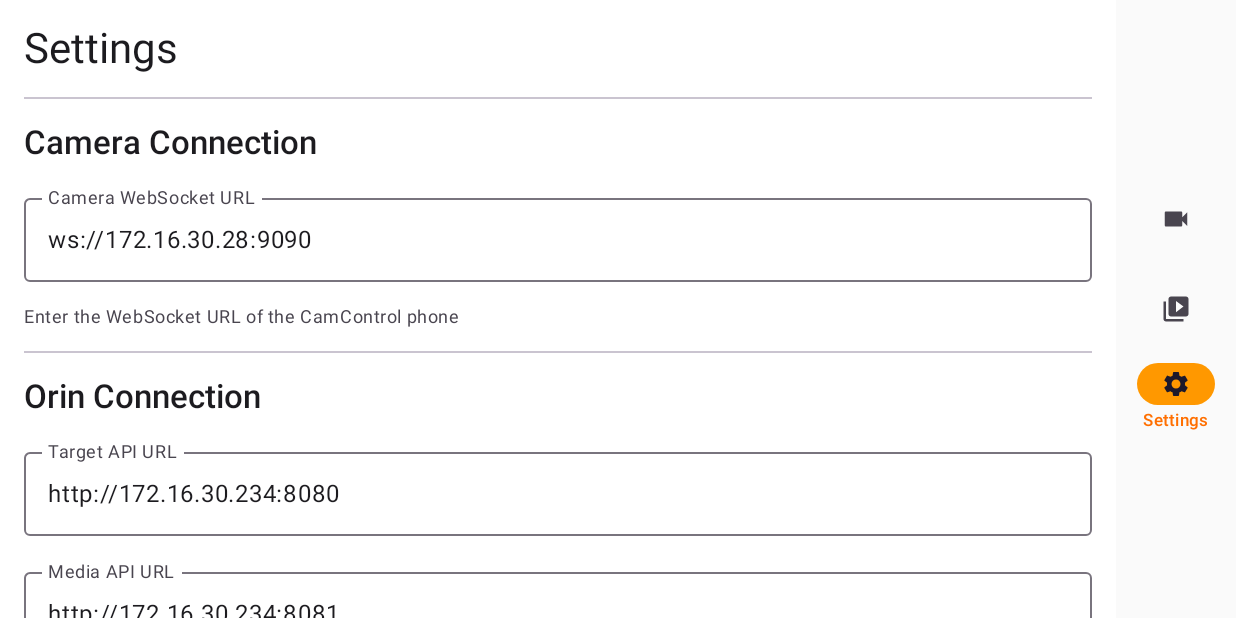
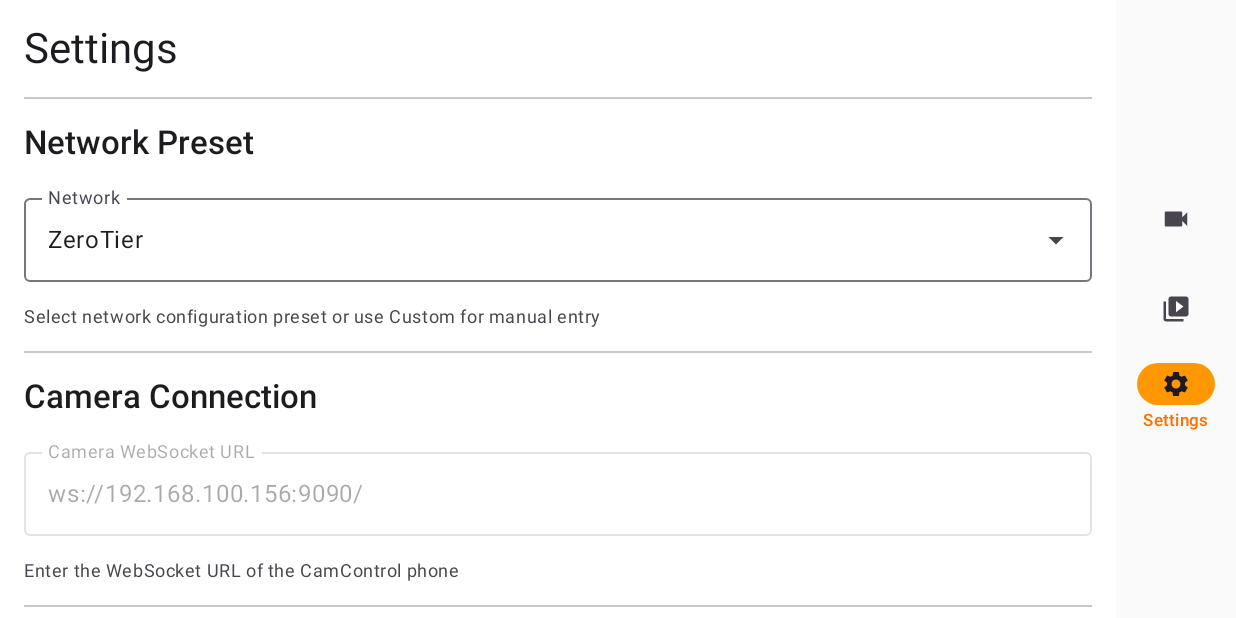
Before and after one commit to phoenixjyb/videoFromAndroid, an Android app built with Jetpack Compose: the screen it shows after launch (MainActivity), tab 3 chosen, on a phone screen of 824 x 412 dp (held sideways). Run offline under Robolectric (Android 15) with nearby library versions, the light colour scheme and no system bars; our stand-ins replace Dagger/Hilt's generated code; pictures from the network do not load; 1 statement that could not run was skipped.

Commit message:
feat: add multi-network configuration support (ZeroTier & T8Space)
Add comprehensive network configuration system supporting two network presets:

ZeroTier VPN Network:
- Orin: 192.168.100.150
- Phone (S23+): 192.168.100.156
- Tablet: 192.168.100.159

T8Space WiFi Hotspot:
- Orin: 172.16.30.234
- Phone (S23+): 172.16.30.28
- Tablet: 172.16.30.199

Changes:
- config/: New network configuration system
  * network_config.py - Python configuration loader
  * load_network_config.sh - Bash configuration loader
  * zerotier.env, t8space.env - Network presets

- CamViewer: Network preset selector in Settings
  * NetworkPreset enum with ZEROTIER/T8SPACE/CUSTOM options
  * Auto-configure URLs based on selected network
  * Dropdown menu for easy switching

- Orin scripts: Auto-load network configuration
  * start_all_services.sh uses NETWORK_CONFIG env var
  * Defaults to ZeroTier, supports T8Space via env

- Documentation: Updated with network information
  * README.md - Quick start with both networks
  * WIFI_ACCESS.md - Network configuration guide

Usage:
- Android: Settings → Network Preset → Select ZeroTier/T8Space
- Orin: NETWORK_CONFIG=t8space ./start_all_services.sh
- Desktop: Use appropriate IP based on active network

```diff
--- a/camviewer/src/main/java/com/example/camviewer/data/model/Models.kt
+++ b/camviewer/src/main/java/com/example/camviewer/data/model/Models.kt
@@ -94,12 +94,70 @@ data class TargetCoordinates(
 )
 
 /**
+ * Network preset options
+ */
+enum class NetworkPreset(
+    val displayName: String,
+    val phoneIp: String,
+    val orinIp: String,
+    val tabletIp: String
+) {
+    ZEROTIER(
+        displayName = "ZeroTier",
+        phoneIp = "192.168.100.156",
+        orinIp = "192.168.100.150",
+        tabletIp = "192.168.100.159"
+    ),
+    T8SPACE(
+        displayName = "T8Space",
+        phoneIp = "172.16.30.28",
+        orinIp = "172.16.30.234",
+        tabletIp = "172.16.30.199"
+    ),
+    CUSTOM(
+        displayName = "Custom",
+        phoneIp = "",
+        orinIp = "",
+        tabletIp = ""
+    );
+
+    companion object {
+        const val PHONE_WS_PORT = 9090
+        const val ORIN_TARGET_PORT = 8082
+        const val ORIN_MEDIA_PORT = 8081
+
+        fun fromName(name: String): NetworkPreset {
+            return values().find { it.name == name } ?: ZEROTIER
+        }
+    }
+
+    fun getPhoneVideoUrl(): String = "ws://$phoneIp:$PHONE_WS_PORT/"
+    fun getPhoneControlUrl(): String = "ws://$phoneIp:$PHONE_WS_PORT/control"
+    fun getOrinTargetUrl(): String = "http://$orinIp:$ORIN_TARGET_PORT"
+    fun getOrinMediaUrl(): String = "http://$orinIp:$ORIN_MEDIA_PORT"
+}
+
+/**
  * Settings/preferences data
  */
 data class AppSettings(
-    val cameraUrl: String = "ws://172.16.30.28:9090",
-    val orinTargetUrl: String = "http://172.16.30.234:8080",
-    val orinMediaUrl: String = "http://172.16.30.234:8081",
-    val phoneControlHost: String = "172.16.30.28",  // Phone IP for camera control commands
+    val networkPreset: NetworkPreset = NetworkPreset.ZEROTIER,
+    val cameraUrl: String = NetworkPreset.ZEROTIER.getPhoneVideoUrl(),
+    val orinTargetUrl: String = NetworkPreset.ZEROTIER.getOrinTargetUrl(),
+    val orinMediaUrl: String = NetworkPreset.ZEROTIER.getOrinMediaUrl(),
+    val phoneControlHost: String = NetworkPreset.ZEROTIER.phoneIp,
     val developerModeEnabled: Boolean = false
-)
+) {
+    companion object {
+        fun fromPreset(preset: NetworkPreset, developerModeEnabled: Boolean = false): AppSettings {
+            return AppSettings(
+                networkPreset = preset,
+                cameraUrl = preset.getPhoneVideoUrl(),
+                orinTargetUrl = preset.getOrinTargetUrl(),
+                orinMediaUrl = preset.getOrinMediaUrl(),
+                phoneControlHost = preset.phoneIp,
+                developerModeEnabled = developerModeEnabled
+            )
+        }
+    }
+}
--- a/camviewer/src/main/java/com/example/camviewer/data/repository/SettingsRepository.kt
+++ b/camviewer/src/main/java/com/example/camviewer/data/repository/SettingsRepository.kt
@@ -6,6 +6,7 @@ import androidx.datastore.preferences.core.booleanPreferencesKey
 import androidx.datastore.preferences.core.edit
 import androidx.datastore.preferences.core.stringPreferencesKey
 import com.example.camviewer.data.model.AppSettings
+import com.example.camviewer.data.model.NetworkPreset
 import kotlinx.coroutines.flow.Flow
 import kotlinx.coroutines.flow.map
 import javax.inject.Inject
@@ -16,6 +17,7 @@ class SettingsRepository @Inject constructor(
     private val dataStore: DataStore<Preferences>
 ) {
     private object PreferencesKeys {
+        val NETWORK_PRESET = stringPreferencesKey("network_preset")
         val CAMERA_URL = stringPreferencesKey("camera_url")
         val ORIN_TARGET_URL = stringPreferencesKey("orin_target_url")
         val ORIN_MEDIA_URL = stringPreferencesKey("orin_media_url")
@@ -24,22 +26,39 @@ class SettingsRepository @Inject constructor(
     }
 
     val settings: Flow<AppSettings> = dataStore.data.map { preferences ->
+        val presetName = preferences[PreferencesKeys.NETWORK_PRESET] ?: NetworkPreset.ZEROTIER.name
+        val preset = NetworkPreset.fromName(presetName)
+
         AppSettings(
-            cameraUrl = preferences[PreferencesKeys.CAMERA_URL] ?: "ws://172.16.30.28:9090",
-            orinTargetUrl = preferences[PreferencesKeys.ORIN_TARGET_URL] ?: "http://172.16.30.234:8080",
-            orinMediaUrl = preferences[PreferencesKeys.ORIN_MEDIA_URL] ?: "http://172.16.30.234:8081",
-            phoneControlHost = preferences[PreferencesKeys.PHONE_CONTROL_HOST] ?: "172.16.30.28",
+            networkPreset = preset,
+            cameraUrl = preferences[PreferencesKeys.CAMERA_URL] ?: preset.getPhoneVideoUrl(),
+            orinTargetUrl = preferences[PreferencesKeys.ORIN_TARGET_URL] ?: preset.getOrinTargetUrl(),
+            orinMediaUrl = preferences[PreferencesKeys.ORIN_MEDIA_URL] ?: preset.getOrinMediaUrl(),
+            phoneControlHost = preferences[PreferencesKeys.PHONE_CONTROL_HOST] ?: preset.phoneIp,
             developerModeEnabled = preferences[PreferencesKeys.DEVELOPER_MODE] ?: false
         )
     }
 
     suspend fun updateSettings(settings: AppSettings) {
         dataStore.edit { preferences ->
+            preferences[PreferencesKeys.NETWORK_PRESET] = settings.networkPreset.name
             preferences[PreferencesKeys.CAMERA_URL] = settings.cameraUrl
             preferences[PreferencesKeys.ORIN_TARGET_URL] = settings.orinTargetUrl
             preferences[PreferencesKeys.ORIN_MEDIA_URL] = settings.orinMediaUrl
             preferences[PreferencesKeys.PHONE_CONTROL_HOST] = settings.phoneControlHost
             preferences[PreferencesKeys.DEVELOPER_MODE] = settings.developerModeEnabled
+        }
+    }
+
+    suspend fun applyNetworkPreset(preset: NetworkPreset) {
+        dataStore.edit { preferences ->
+            preferences[PreferencesKeys.NETWORK_PRESET] = preset.name
+            if (preset != NetworkPreset.CUSTOM) {
+                preferences[PreferencesKeys.CAMERA_URL] = preset.getPhoneVideoUrl()
+                preferences[PreferencesKeys.ORIN_TARGET_URL] = preset.getOrinTargetUrl()
+                preferences[PreferencesKeys.ORIN_MEDIA_URL] = preset.getOrinMediaUrl()
+                preferences[PreferencesKeys.PHONE_CONTROL_HOST] = preset.phoneIp
+            }
         }
     }
 
--- a/camviewer/src/main/java/com/example/camviewer/ui/screens/settings/SettingsScreen.kt
+++ b/camviewer/src/main/java/com/example/camviewer/ui/screens/settings/SettingsScreen.kt
@@ -11,6 +11,7 @@ import androidx.hilt.navigation.compose.hiltViewModel
 import androidx.lifecycle.ViewModel
 import androidx.lifecycle.viewModelScope
 import com.example.camviewer.data.model.AppSettings
+import com.example.camviewer.data.model.NetworkPreset
 import com.example.camviewer.data.repository.SettingsRepository
 import dagger.hilt.android.lifecycle.HiltViewModel
 import kotlinx.coroutines.flow.SharingStarted
@@ -36,6 +37,12 @@ class SettingsViewModel @Inject constructor(
             settingsRepository.updateSettings(settings)
         }
     }
+
+    fun applyNetworkPreset(preset: NetworkPreset) {
+        viewModelScope.launch {
+            settingsRepository.applyNetworkPreset(preset)
+        }
+    }
 }
 
 @OptIn(ExperimentalMaterial3Api::class)
@@ -45,6 +52,8 @@ fun SettingsScreen(
 ) {
     val settings by viewModel.settings.collectAsState()
 
+    var selectedPreset by remember { mutableStateOf(settings.networkPreset) }
+    var showPresetMenu by remember { mutableStateOf(false) }
     var cameraUrl by remember { mutableStateOf(settings.cameraUrl) }
     var orinTargetUrl by remember { mutableStateOf(settings.orinTargetUrl) }
     var orinMediaUrl by remember { mutableStateOf(settings.orinMediaUrl) }
@@ -53,6 +62,7 @@ fun SettingsScreen(
 
     // Update local state when settings change
     LaunchedEffect(settings) {
+        selectedPreset = settings.networkPreset
         cameraUrl = settings.cameraUrl
         orinTargetUrl = settings.orinTargetUrl
         orinMediaUrl = settings.orinMediaUrl
@@ -73,6 +83,64 @@ fun SettingsScreen(
 
         Divider()
 
+        // Network Preset Section
+        Text(
+            text = "Network Preset",
+            style = MaterialTheme.typography.titleLarge
+        )
+
+        ExposedDropdownMenuBox(
+            expanded = showPresetMenu,
+            onExpandedChange = { showPresetMenu = it }
+        ) {
+            OutlinedTextField(
+                value = selectedPreset.displayName,
+                onValueChange = {},
+                readOnly = true,
+                label = { Text("Network") },
+                trailingIcon = { ExposedDropdownMenuDefaults.TrailingIcon(expanded = showPresetMenu) },
+                modifier = Modifier
+                    .fillMaxWidth()
+                    .menuAnchor(),
+                colors = ExposedDropdownMenuDefaults.outlinedTextFieldColors()
+            )
+
+            ExposedDropdownMenu(
+                expanded = showPresetMenu,
+                onDismissRequest = { showPresetMenu = false }
+            ) {
+                NetworkPreset.values().forEach { preset ->
+                    DropdownMenuItem(
+                        text = {
+                            Column {
+                                Text(preset.displayName)
+                                if (preset != NetworkPreset.CUSTOM) {
+                                    Text(
+                                        text = "Phone: ${preset.phoneIp}, Orin: ${preset.orinIp}",
+                                        style = MaterialTheme.typography.bodySmall,
+                                        color = MaterialTheme.colorScheme.onSurfaceVariant
+                                    )
+                                }
+                            }
+                        },
+                        onClick = {
+                            selectedPreset = preset
+                            viewModel.applyNetworkPreset(preset)
+                            showPresetMenu = false
+                        }
+                    )
+                }
+            }
+        }
+
+        Text(
+            text = "Select network configuration preset or use Custom for manual entry",
+            style = MaterialTheme.typography.bodySmall,
+            color = MaterialTheme.colorScheme.onSurfaceVariant
+        )
+
+        Divider()
+
         // Camera Connection Section
         Text(
             text = "Camera Connection",
@@ -81,11 +149,15 @@ fun SettingsScreen(
 
         OutlinedTextField(
             value = cameraUrl,
-            onValueChange = { cameraUrl = it },
+            onValueChange = {
+                cameraUrl = it
+                selectedPreset = NetworkPreset.CUSTOM
+            },
             label = { Text("Camera WebSocket URL") },
-            placeholder = { Text("ws://172.16.30.28:9090") },
+            placeholder = { Text("ws://192.168.100.156:9090") },
             modifier = Modifier.fillMaxWidth(),
-            singleLine = true
+            singleLine = true,
+            enabled = selectedPreset == NetworkPreset.CUSTOM
         )
 
         Text(
@@ -104,20 +176,28 @@ fun SettingsScreen(
 
         OutlinedTextField(
             value = orinTargetUrl,
-            onValueChange = { orinTargetUrl = it },
+            onValueChange = {
+                orinTargetUrl = it
+                selectedPreset = NetworkPreset.CUSTOM
+            },
             label = { Text("Target API URL") },
-            placeholder = { Text("http://172.16.30.234:8080") },
+            placeholder = { Text("http://192.168.100.150:8082") },
             modifier = Modifier.fillMaxWidth(),
-            singleLine = true
+            singleLine = true,
+            enabled = selectedPreset == NetworkPreset.CUSTOM
         )
 
         OutlinedTextField(
             value = orinMediaUrl,
-            onValueChange = { orinMediaUrl = it },
+            onValueChange = {
+                orinMediaUrl = it
+                selectedPreset = NetworkPreset.CUSTOM
+            },
             label = { Text("Media API URL") },
-            placeholder = { Text("http://172.16.30.234:8081") },
+            placeholder = { Text("http://192.168.100.150:8081") },
             modifier = Modifier.fillMaxWidth(),
-            singleLine = true
+            singleLine = true,
+            enabled = selectedPreset == NetworkPreset.CUSTOM
         )
 
         Text(
@@ -162,6 +242,7 @@ fun SettingsScreen(
             onClick = {
                 viewModel.updateSettings(
                     AppSettings(
+                        networkPreset = selectedPreset,
                         cameraUrl = cameraUrl,
                         orinTargetUrl = orinTargetUrl,
                         orinMediaUrl = orinMediaUrl,
```
Also changed, not shown: 8 other files.
